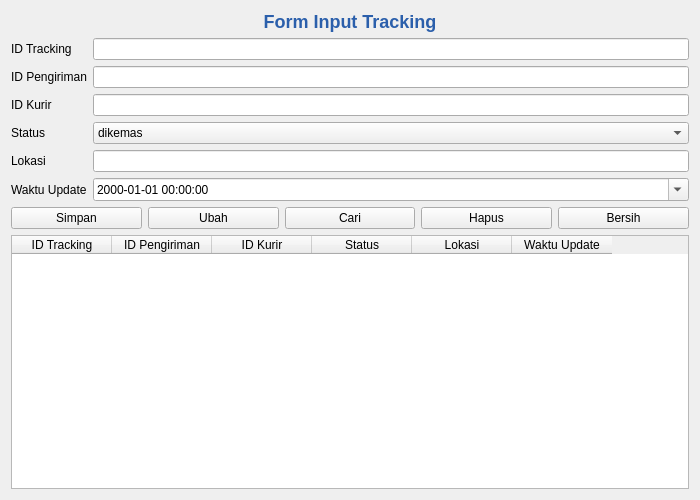
Above: Pengiriman/tracking.ui from Captaindaddy77/Visual3_2310010511 before the change. Below: the same form after it.
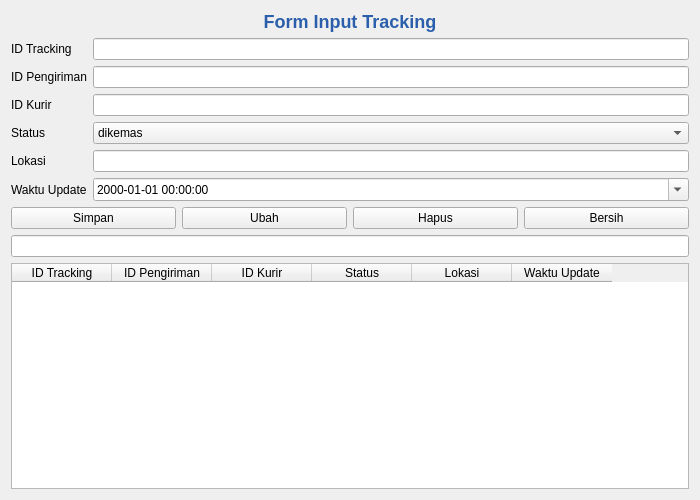
That is the form after the change.

Patch:
```diff
--- a/Pengiriman/tracking.ui
+++ b/Pengiriman/tracking.ui
@@ -142,13 +142,6 @@
        </property>
       </widget>
      </item>
-     <item>
-      <widget class="QPushButton" name="btnCari">
-       <property name="text">
-        <string>Cari</string>
-       </property>
-      </widget>
-     </item>
      <item>
       <widget class="QPushButton" name="btnHapus">
        <property name="text">
@@ -165,7 +158,9 @@
      </item>
     </layout>
    </item>
-
+   <item>
+    <widget class="QLineEdit" name="editCari"/>
+   </item>
    <item>
     <widget class="QTableWidget" name="tableTracking">
      <property name="columnCount">
```
Left out of the diff: 14 changed lines with no effect on the pictures.
